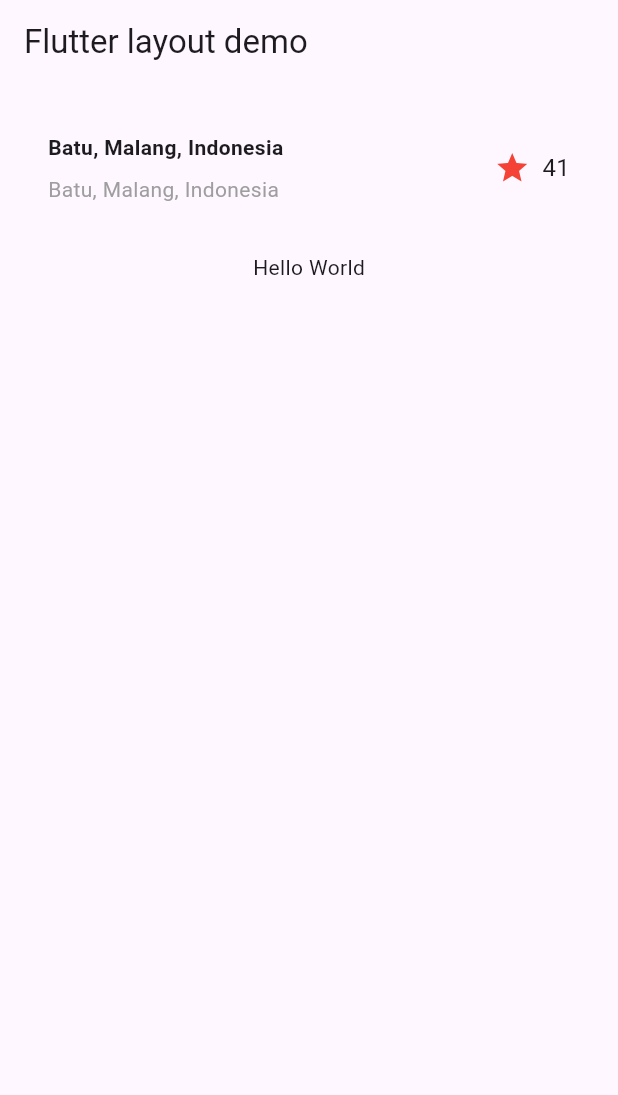
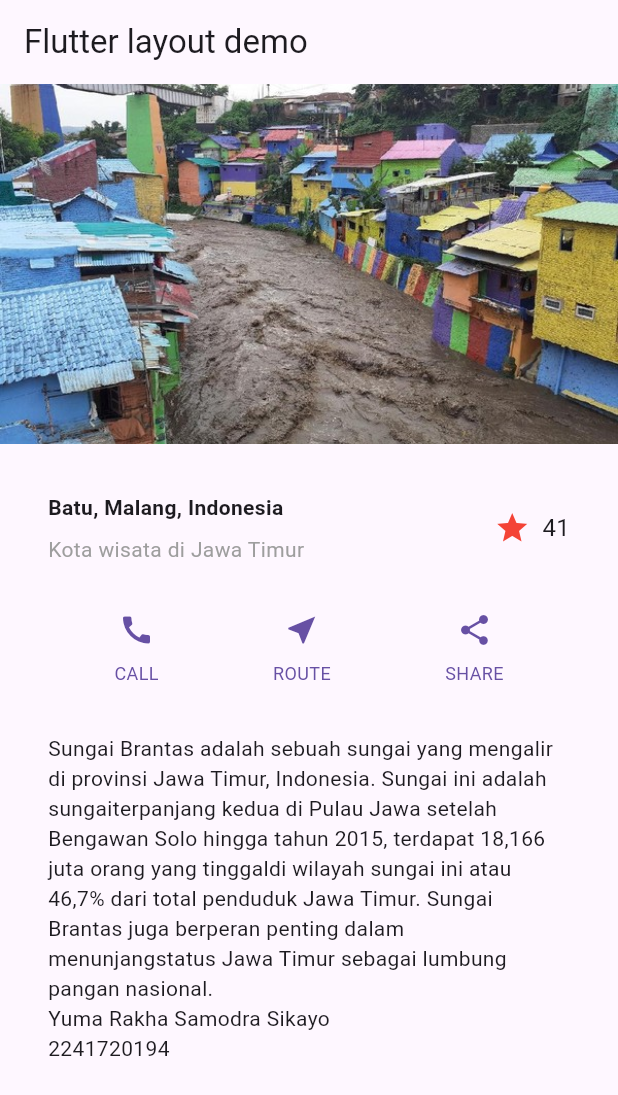
Before and after one commit to 03Yuma/Mobile_smt5, a Flutter app: the screen it shows after launch, on a phone screen of 412 x 824 dp. Shown: the top 1095 px of the screen. Run offline on Flutter 3.47's test engine with Material 3 defaults, Android fonts, the phone set to English and light mode, and no system bars.

Commit message:
praktikum 1-4

```diff
--- a/layout_flutter/layout_flutter/lib/main.dart
+++ b/layout_flutter/layout_flutter/lib/main.dart
@@ -12,11 +12,9 @@ class MyApp extends StatelessWidget {
       child: Row(
         children: [
           Expanded(
-          /* soal 1*/
             child: Column(
               crossAxisAlignment: CrossAxisAlignment.start,
               children: [
-              /* soal 2*/
                 Container(
                   padding: const EdgeInsets.only(bottom: 8),
                   child: const Text(
@@ -27,14 +25,14 @@ class MyApp extends StatelessWidget {
                   ),
                 ),
                 const Text(
-                'Batu, Malang, Indonesia',
+                  'Kota wisata di Jawa Timur',
                   style: TextStyle(
-                  color: Colors.grey),
+                    color: Colors.grey,
+                  ),
                 ),
               ],
             ),
           ),
-        /* soal 3*/
           const Icon(
             Icons.star,
             color: Colors.red,
@@ -50,22 +48,72 @@ class MyApp extends StatelessWidget {
       ),
     );
 
+    Color color = Theme.of(context).primaryColor;
+
+    Widget buttonSection = Row(
+      mainAxisAlignment: MainAxisAlignment.spaceEvenly,
+      children: [
+        _buildButtonColumn(color, Icons.call, 'CALL'),
+        _buildButtonColumn(color, Icons.near_me, 'ROUTE'),
+        _buildButtonColumn(color, Icons.share, 'SHARE'),
+      ],
+    );
+
+    Widget textSection = Container(
+      padding: const EdgeInsets.all(32),
+      child: const Text(
+        'Sungai Brantas adalah sebuah sungai yang mengalir di provinsi Jawa Timur, Indonesia. Sungai ini adalah sungai'
+        'terpanjang kedua di Pulau Jawa setelah Bengawan Solo hingga tahun 2015, terdapat 18,166 juta orang yang tinggal'
+        'di wilayah sungai ini atau 46,7% dari total penduduk Jawa Timur. Sungai Brantas juga berperan penting dalam menunjang'
+        'status Jawa Timur sebagai lumbung pangan nasional.'
+
+        '\nYuma Rakha Samodra Sikayo\n'
+        '2241720194',
+        softWrap: true,
+      ),
+    );
+
     return MaterialApp(
       title: 'Flutter layout: Yuma Rakha Samodra Sikayo dan 2241720194',
       home: Scaffold(
         appBar: AppBar(
           title: const Text('Flutter layout demo'),
         ),
-        body: Column(
-          crossAxisAlignment: CrossAxisAlignment.center,
+        body: ListView(
           children: [
+            Image.asset(
+              'images/Brantas.jpeg',
+              width: 600,
+              height: 240,
+              fit: BoxFit.cover,
+            ),
             titleSection,
-            const Center(
-              child: Text('Hello World'),
-            ),
+            buttonSection,
+            textSection,
           ],
         ),
       ),
     );
   }
+
+  Column _buildButtonColumn(Color color, IconData icon, String label) {
+    return Column(
+      mainAxisSize: MainAxisSize.min,
+      mainAxisAlignment: MainAxisAlignment.center,
+      children: [
+        Icon(icon, color: color),
+        Container(
+          margin: const EdgeInsets.only(top: 8),
+          child: Text(
+            label,
+            style: TextStyle(
+              fontSize: 12,
+              fontWeight: FontWeight.w400,
+              color: color,
+            ),
+          ),
+        ),
+      ],
+    );
   }
+}
--- a/layout_flutter/layout_flutter/pubspec.yaml
+++ b/layout_flutter/layout_flutter/pubspec.yaml
@@ -60,8 +60,7 @@ flutter:
 
   # To add assets to your application, add an assets section, like this:
   assets:
-    - D:\Polinema\Tugas Kuliah\Semester 5\Mobile\Mobile_smt5\layout_flutter\layout_flutter\images\Brantas.jpeg
-  #   - images/a_dot_ham.jpeg
+  -images/Brantas.jpeg
 
   # An image asset can refer to one or more resolution-specific "variants", see
   # https://flutter.dev/to/resolution-aware-images
```
Lines whose indentation alone changed are shown as unchanged.
